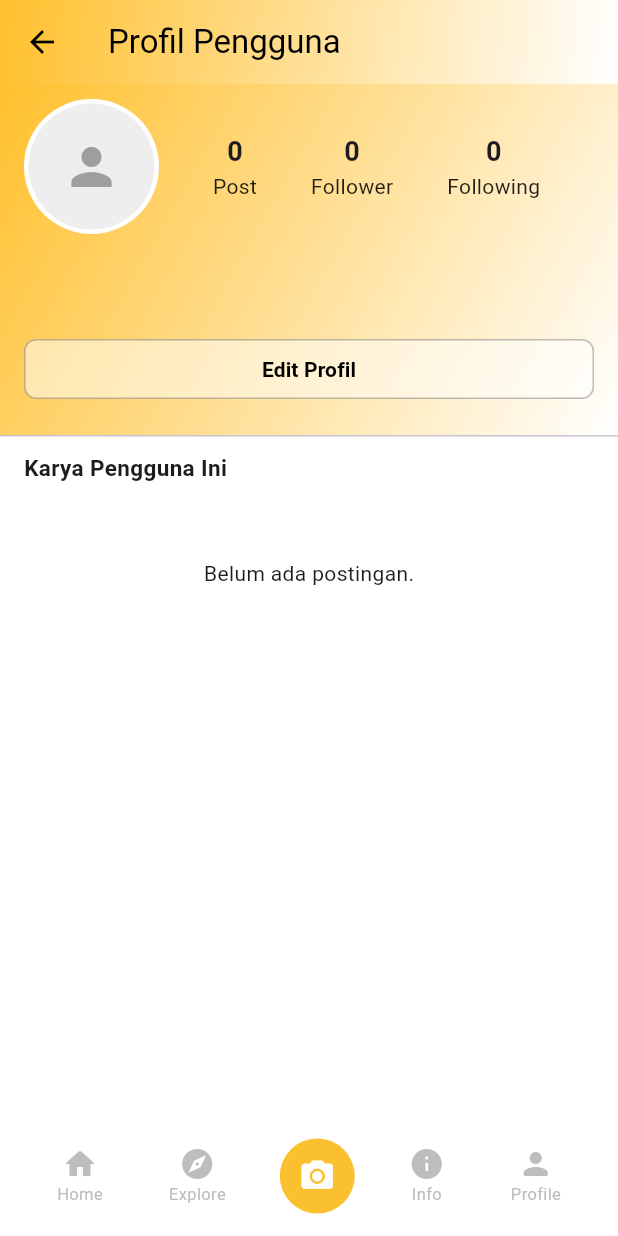
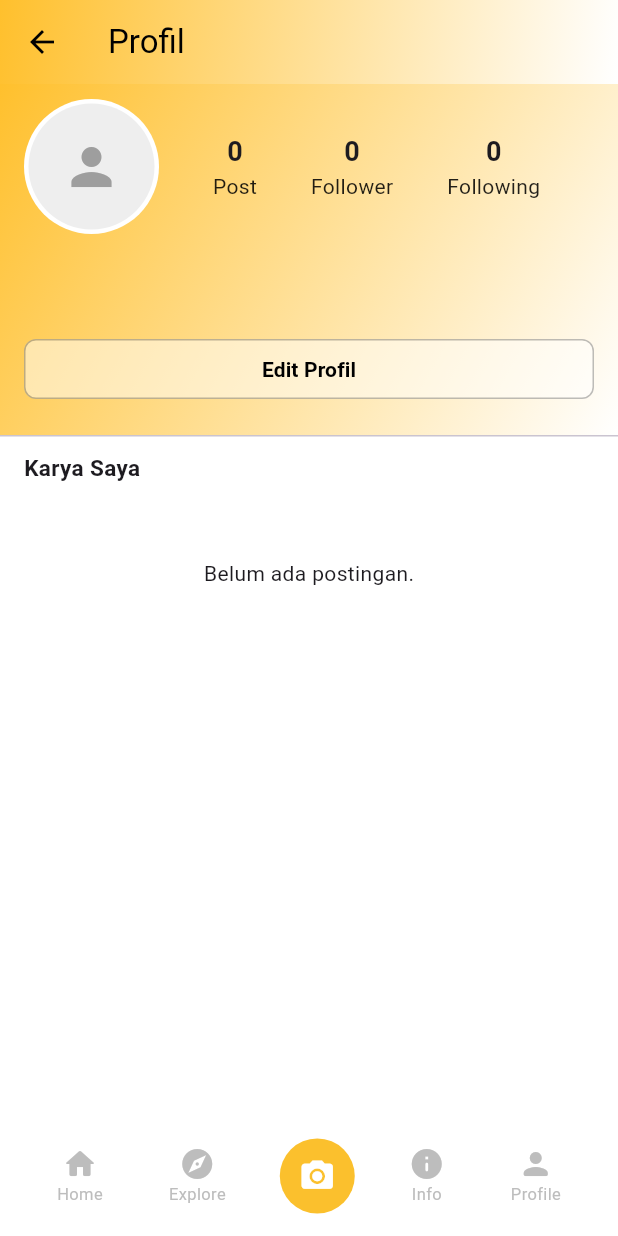
Before and after one commit to muhamadayeshaaulia/project_kelompok, a Flutter app: the Profildetail screen opened directly with empty values, on a phone screen of 412 x 824 dp. Run offline on Flutter 3.47's test engine with Material 3 defaults, Android fonts, the phone set to English and light mode, and no system bars; our stand-ins replace cloud_firestore, firebase_auth, firebase_core, flutter_dotenv, font_awesome_flutter, image_cropper and 4 more; missing offline and left inert: gal; accounts and stored records are empty.

Commit message:
menambahkan logika ketika saya sendiri yg liat maka jadi karya saya jika orang lain yg liat maka jadi karya pengguna ini

```diff
--- a/lib/detail/profilDetail.dart
+++ b/lib/detail/profilDetail.dart
@@ -129,10 +129,7 @@ class _ProfildetailState extends State<Profildetail> {
     return Scaffold(
       backgroundColor: Colors.white,
       appBar: AppBar(
-        title: const Text(
-          "Profil Pengguna",
-          style: TextStyle(color: Colors.black),
-        ),
+        title: const Text("Profil", style: TextStyle(color: Colors.black)),
         flexibleSpace: Container(
           decoration: const BoxDecoration(gradient: profileGradient),
         ),
@@ -251,7 +248,6 @@ class _ProfildetailState extends State<Profildetail> {
                           ),
                         ],
                       ),
-
                       const SizedBox(height: 15),
                       Text(
                         userData['nama'] ?? "Tanpa Nama",
@@ -260,7 +256,6 @@ class _ProfildetailState extends State<Profildetail> {
                           fontSize: 18,
                         ),
                       ),
-
                       if (userData['keterangan'] != null &&
                           userData['keterangan'].toString().isNotEmpty)
                         Padding(
@@ -273,7 +268,6 @@ class _ProfildetailState extends State<Profildetail> {
                             ),
                           ),
                         ),
-
                       if (userData['sosmed_link'] != null &&
                           userData['sosmed_link'].toString().isNotEmpty)
                         Padding(
@@ -292,9 +286,7 @@ class _ProfildetailState extends State<Profildetail> {
                                 .toList(),
                           ),
                         ),
-
                       const SizedBox(height: 25),
-
                       Row(
                         children: [
                           Expanded(
@@ -356,22 +348,27 @@ class _ProfildetailState extends State<Profildetail> {
               },
             ),
           ),
-          const SliverToBoxAdapter(
+          SliverToBoxAdapter(
             child: Column(
               crossAxisAlignment: CrossAxisAlignment.start,
               children: [
-                Divider(height: 1, thickness: 1),
+                const Divider(height: 1, thickness: 1),
                 Padding(
-                  padding: EdgeInsets.symmetric(horizontal: 16, vertical: 10),
+                  padding: const EdgeInsets.symmetric(
+                    horizontal: 16,
+                    vertical: 10,
+                  ),
                   child: Text(
-                    "Karya Pengguna Ini",
-                    style: TextStyle(fontWeight: FontWeight.bold, fontSize: 15),
+                    isMe ? "Karya Saya" : "Karya Pengguna Ini",
+                    style: const TextStyle(
+                      fontWeight: FontWeight.bold,
+                      fontSize: 15,
+                    ),
                   ),
                 ),
               ],
             ),
           ),
-
           StreamBuilder<QuerySnapshot>(
             stream: FirebaseFirestore.instance
                 .collection('posts')
```
